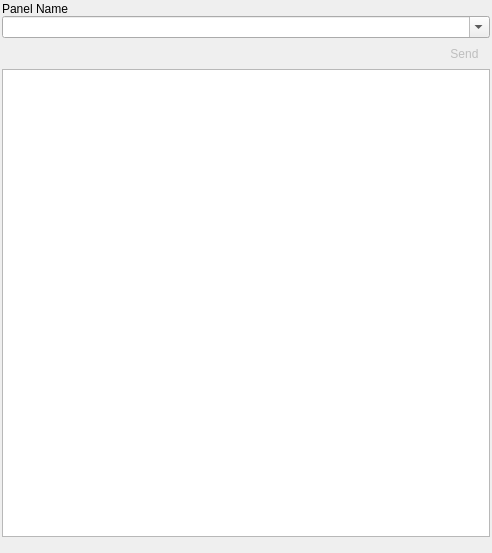
Old version of the form source/client/ui/file_panel.ui in the repository dchapyshev/aspia.
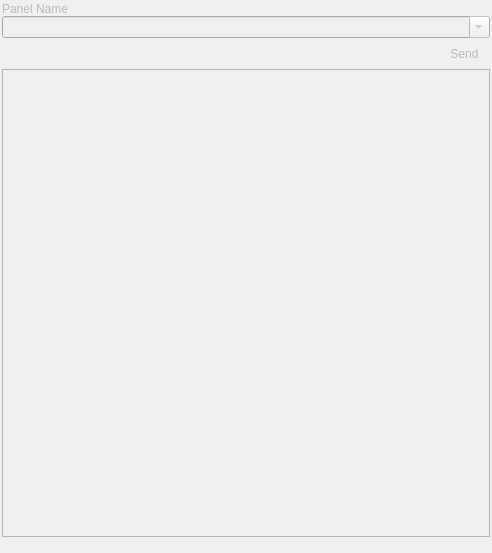
New version of the form. Icons and pictures are not drawn. Custom widgets are drawn as their Qt base class.

Commit message: - Disable the panel during the execution of the request.

Diff of the .ui file:
```diff
--- a/source/client/ui/file_panel.ui
+++ b/source/client/ui/file_panel.ui
@@ -2,6 +2,9 @@
 <ui version="4.0">
  <class>FilePanel</class>
  <widget class="QWidget" name="FilePanel">
+  <property name="enabled">
+   <bool>false</bool>
+  </property>
   <property name="geometry">
    <rect>
     <x>0</x>
```
The commit also changes 6 other files.
